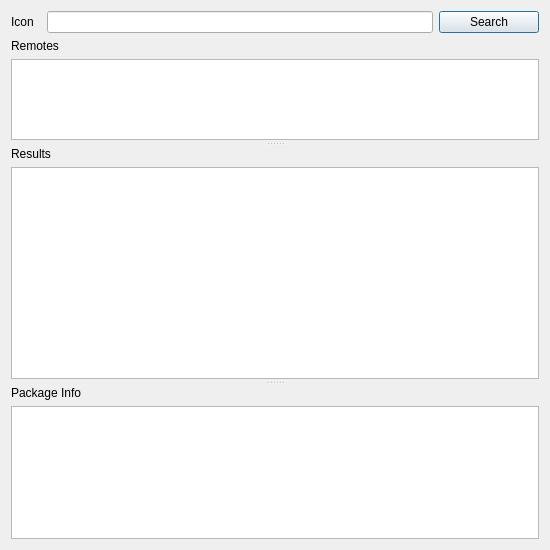
First picture: the form in src/conan_app_launcher/ui/dialogs/conan_search/conan_search.ui, repository goszpeti/conan_explorer, before the edit.
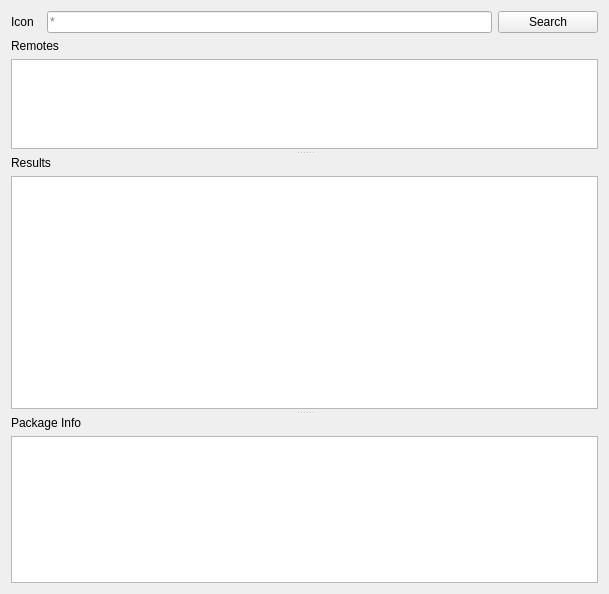
Second picture: the form after the edit. Custom widgets are drawn as their Qt base class.

The edit to the form file:
```diff
--- a/src/conan_app_launcher/ui/dialogs/conan_search/conan_search.ui
+++ b/src/conan_app_launcher/ui/dialogs/conan_search/conan_search.ui
@@ -1,27 +1,15 @@
 <?xml version="1.0" encoding="UTF-8"?>
 <ui version="4.0">
- <class>Dialog</class>
- <widget class="QDialog" name="Dialog">
+ <class>Form</class>
+ <widget class="QWidget" name="Form">
   <property name="geometry">
    <rect>
     <x>0</x>
     <y>0</y>
-    <width>550</width>
-    <height>550</height>
+    <width>609</width>
+    <height>594</height>
    </rect>
   </property>
-  <property name="sizePolicy">
-   <sizepolicy hsizetype="MinimumExpanding" vsizetype="MinimumExpanding">
-    <horstretch>0</horstretch>
-    <verstretch>0</verstretch>
-   </sizepolicy>
-  </property>
-  <property name="minimumSize">
-   <size>
-    <width>550</width>
-    <height>550</height>
-   </size>
-  </property>
   <property name="windowTitle">
    <string>Conan Search</string>
   </property>
@@ -88,6 +76,15 @@
          <height>0</height>
         </size>
        </property>
+       <property name="text">
+        <string/>
+       </property>
+       <property name="placeholderText">
+        <string>*</string>
+       </property>
+       <property name="clearButtonEnabled">
+        <bool>true</bool>
+       </property>
       </widget>
      </item>
      <item>
@@ -188,7 +185,7 @@
        </item>
       </layout>
      </widget>
-     <widget class="QWidget" name="layoutWidget">
+     <widget class="QWidget" name="layoutWidget_2">
       <layout class="QVBoxLayout" name="results_layout">
        <item>
         <widget class="QLabel" name="results_label">
@@ -236,7 +233,7 @@
        </item>
       </layout>
      </widget>
-     <widget class="QWidget" name="layoutWidget">
+     <widget class="QWidget" name="layoutWidget_3">
       <layout class="QVBoxLayout" name="pkg_info_layout">
        <item>
         <widget class="QLabel" name="package_info_label">
```
Left out of the diff: 2 changed lines with no effect on the pictures.
